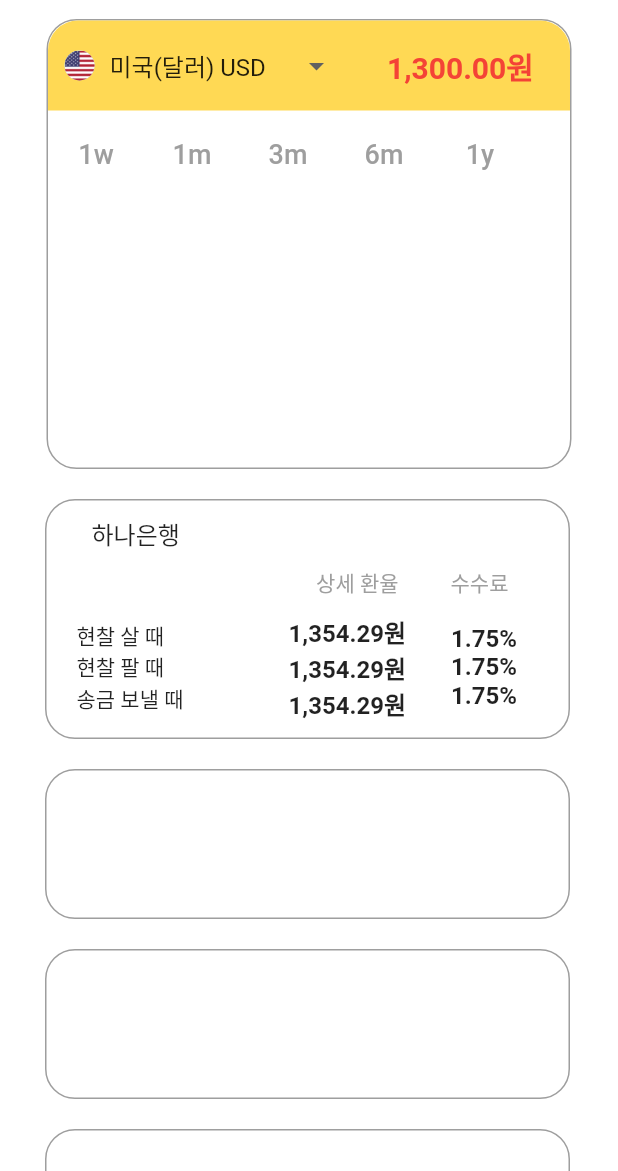
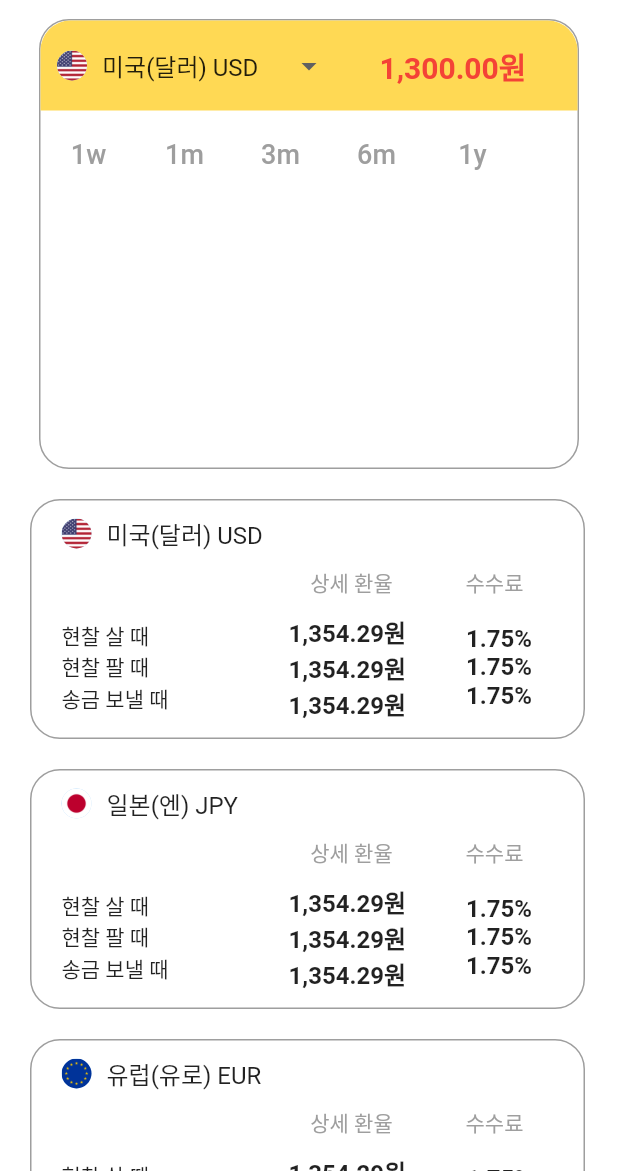
Before and after one commit to Donne-All-Around/DonneAllAround, a Flutter app: the ExchangeDetailPage screen opened directly, on a phone screen of 412 x 824 dp, the part 65-1236 px from its top. Run offline on Flutter 3.47's test engine with Material 2 defaults, Android fonts, the phone set to English and light mode, and no system bars; our stand-ins replace awesome_bottom_bar, chat_bubbles, flutter_chat_bubble, geocoding, geolocator, google_maps_flutter and 2 more; missing offline and left inert: bottom_picker.

Commit message:
0922 HA 환율상세 페이지 은행 리스트뷰 구조 완성

```diff
--- a/frontend/a705/lib/exchange_detail.dart
+++ b/frontend/a705/lib/exchange_detail.dart
@@ -67,8 +67,8 @@ class _ExchangeDetailPageState extends State<ExchangeDetailPage> {
               children: [
                 // 나라별 상세 통화
                 Container(
-                  margin: const EdgeInsets.fromLTRB(30, 0, 30, 0),
-                  width: 350,
+                  margin: const EdgeInsets.fromLTRB(20, 0, 20, 0),
+                  width: 360,
                   height: 300,
                   decoration: BoxDecoration(
                     borderRadius: BorderRadius.circular(20),
@@ -79,7 +79,7 @@ class _ExchangeDetailPageState extends State<ExchangeDetailPage> {
                       Row(
                         children: [
                           Container(
-                            width: 348,
+                            width: 358,
                             height: 60,
                             decoration: BoxDecoration(
                               borderRadius: const BorderRadius.only(
@@ -224,43 +224,123 @@ class _ExchangeDetailPageState extends State<ExchangeDetailPage> {
                 const SizedBox(
                   height: 20,
                 ),
-                Row(
+                const BankViewBuilder(),
+
+              ],
+            ),
+          ),
+        ),
+      ),
+    );
+  }
+}
+
+// 계산기 눌렀을 때, 은행별 리스트 => 은행 목록과 사진으로 바꿔야 함!!
+class BankViewBuilder extends StatefulWidget {
+  const BankViewBuilder({super.key});
+
+  @override
+  State<BankViewBuilder> createState() => _BankViewBuilderState();
+}
+
+class _BankViewBuilderState extends State<BankViewBuilder> {
+  final _valueList1 = [
+    '미국(달러) USD',
+    '일본(엔) JPY',
+    '유럽(유로) EUR',
+    '영국(파운드) GBP',
+    '호주(달러) AUD',
+    '중국(위안) CNY',
+    '베트남(동) VND',
+    '한국(원) KRW',
+    '홍콩(달러) HKD'
+  ];
+
+  int idx1 = 0;
+
+  List<String> currency1 = [
+    'USD',
+    'JPY',
+    'EUR',
+    'GBP',
+    'AUD',
+    'CNY',
+    'VND',
+    'KRW',
+    'HKD'
+  ];
+
+
+  @override
+  Widget build(BuildContext context) {
+    return  ListView.builder(
+      primary: false,
+      scrollDirection: Axis.vertical,
+      shrinkWrap: true,
+      itemCount: _valueList1.length,
+      itemBuilder: (context, index) {
+        return Row(
           children: [
             GestureDetector(
+              onTap: (){
+                Navigator.push(
+                  context,
+                  MaterialPageRoute(builder: (context) => const BankDetailPage()),
+                );
+              },
               child: Container(
-                        margin: const EdgeInsets.fromLTRB(30, 0, 30, 0),
-                        width: 350,
+                margin: const EdgeInsets.fromLTRB(20, 0, 20, 20),
+                width: 370,
                 height: 160,
                 decoration: BoxDecoration(
                   borderRadius: BorderRadius.circular(20),
                   border: Border.all(color: Colors.black38),
                 ),
-                        child:  Column(
+                child: Column(
                   children: [
                     Row(
                       mainAxisAlignment: MainAxisAlignment.start,
                       children: [
                         Container(
-                                    margin: const EdgeInsets.fromLTRB(30, 10, 20, 0),
-                                    child:  const Text('하나은행', style: TextStyle(fontSize: 16),)),
+                          margin: const EdgeInsets.fromLTRB(
+                              20, 10, 0, 0),
+                          width: 200,
+                          // color: Colors.red,
+                          child: Row(
+                            children: [
+                              CircleAvatar(
+                                backgroundImage:
+                                AssetImage('assets/images/${currency1[index]}.png'),
+                                radius: 10,
+                              ),
+                              const SizedBox(width: 10),
+                              Text( _valueList1[index],
+                                style: const TextStyle(fontSize: 16),),
+                            ],
+                          ),),
                       ],
                     ),
                     Row(
                       mainAxisAlignment: MainAxisAlignment.end,
                       children: [
                         Container(
-                                  margin: const EdgeInsets.fromLTRB(10, 10, 40, 10),
-                                  child: const Text('상세 환율          수수료', style: TextStyle(color: Colors.grey),),
+                          margin: const EdgeInsets.fromLTRB(
+                              0, 10, 40, 10),
+                          child: const Text(
+                            '상세 환율              수수료',
+                            style: TextStyle(color: Colors.grey),),
                         )
                       ],
                     ),
                     Row(
                       children: [
                         Container(
-                                  margin: const EdgeInsets.fromLTRB(20, 0, 20, 10),
+                          margin: const EdgeInsets.fromLTRB(
+                              20, 0, 20, 10),
                           // color: Colors.red,
                           child: const Column(
-                                    crossAxisAlignment: CrossAxisAlignment.start,
+                            crossAxisAlignment: CrossAxisAlignment
+                                .start,
                             children: [
                               Row(
                                 children: [
@@ -282,127 +362,82 @@ class _ExchangeDetailPageState extends State<ExchangeDetailPage> {
                         ),
                         const SizedBox(width: 50,),
                         Container(
-                                  margin: const EdgeInsets.fromLTRB(0, 0, 30, 10),
+                          margin: const EdgeInsets.fromLTRB(
+                              10, 0, 30, 10),
                           // color: Colors.red,
                           child: const Column(
-                                    crossAxisAlignment: CrossAxisAlignment.start,
+                            crossAxisAlignment: CrossAxisAlignment
+                                .start,
                             children: [
                               Row(
                                 children: [
-                                          Text('1,354.29원', style: TextStyle(fontWeight: FontWeight.bold, fontSize: 16),),
+                                  Text('1,354.29원',
+                                    style: TextStyle(
+                                        fontWeight: FontWeight.bold,
+                                        fontSize: 16),),
                                 ],
                               ),
                               Row(
                                 children: [
-                                          Text('1,354.29원', style: TextStyle(fontWeight: FontWeight.bold, fontSize: 16),),
+                                  Text('1,354.29원',
+                                    style: TextStyle(
+                                        fontWeight: FontWeight.bold,
+                                        fontSize: 16),),
                                 ],
                               ),
                               Row(
                                 children: [
-                                          Text('1,354.29원', style: TextStyle(fontWeight: FontWeight.bold, fontSize: 16),),
+                                  Text('1,354.29원',
+                                    style: TextStyle(
+                                        fontWeight: FontWeight.bold,
+                                        fontSize: 16),),
                                 ],
                               )
                             ],
                           ),
                         ),
                         Container(
-                                  margin: const EdgeInsets.fromLTRB(0, 0, 0, 10),
+                          margin: const EdgeInsets.fromLTRB(
+                              10, 0, 0, 10),
                           // color: Colors.red,
                           child: const Column(
-                                    crossAxisAlignment: CrossAxisAlignment.start,
+                            crossAxisAlignment: CrossAxisAlignment
+                                .start,
                             children: [
                               Row(
                                 children: [
-                                          Text('1.75%', style: TextStyle(fontWeight: FontWeight.bold, fontSize: 16),),
+                                  Text('1.75%', style: TextStyle(
+                                      fontWeight: FontWeight.bold,
+                                      fontSize: 16),),
                                 ],
                               ),
                               Row(
                                 children: [
-                                          Text('1.75%', style: TextStyle(fontWeight: FontWeight.bold, fontSize: 16),),
+                                  Text('1.75%', style: TextStyle(
+                                      fontWeight: FontWeight.bold,
+                                      fontSize: 16),),
                                 ],
                               ),
                               Row(
                                 children: [
-                                          Text('1.75%', style: TextStyle(fontWeight: FontWeight.bold, fontSize: 16),),
+                                  Text('1.75%', style: TextStyle(
+                                      fontWeight: FontWeight.bold,
+                                      fontSize: 16),),
                                 ],
                               )
                             ],
                           ),
                         ),
-                              ],
-                            ),
-                          ],
-                        ),
-                      ),
-                      // 은행 상세 페이지로.
-                      onTap:(){
-                        Navigator.push(
-                          context,
-                          MaterialPageRoute(builder: (context) => const BankDetailPage()),
-                        );
-                      },
-                    ),
-                  ],
-                ),
-                const SizedBox(
-                  height: 20,
-                ),
-                Row(
-                  children: [
-                    GestureDetector(
-                      child: Container(
-                        margin: const EdgeInsets.fromLTRB(30, 0, 30, 0),
-                        width: 350,
-                        height: 100,
-                        decoration: BoxDecoration(
-                          borderRadius: BorderRadius.circular(20),
-                          border: Border.all(color: Colors.black38),
-                        ),
-                      ),
-                    ),
-                  ],
-                ),
-                const SizedBox(
-                  height: 20,
-                ),
-                Row(
-                  children: [
-                    GestureDetector(
-                      child: Container(
-                        margin: const EdgeInsets.fromLTRB(30, 0, 30, 0),
-                        width: 350,
-                        height: 100,
-                        decoration: BoxDecoration(
-                          borderRadius: BorderRadius.circular(20),
-                          border: Border.all(color: Colors.black38),
-                        ),
-                      ),
-                    ),
-                  ],
-                ),
-                const SizedBox(
-                  height: 20,
-                ),
-                Row(
-                  children: [
-                    GestureDetector(
-                      child: Container(
-                        margin: const EdgeInsets.fromLTRB(30, 0, 30, 0),
-                        width: 350,
-                        height: 100,
-                        decoration: BoxDecoration(
-                          borderRadius: BorderRadius.circular(20),
-                          border: Border.all(color: Colors.black38),
-                        ),
-                      ),
-                    ),
+                        const SizedBox(height: 10,),
                       ],
                     ),
                   ],
                 ),
               ),
             ),
-      ),
+          ],
+        );
+      },
     );
   }
 }
```
Lines whose indentation alone changed are shown as unchanged.
